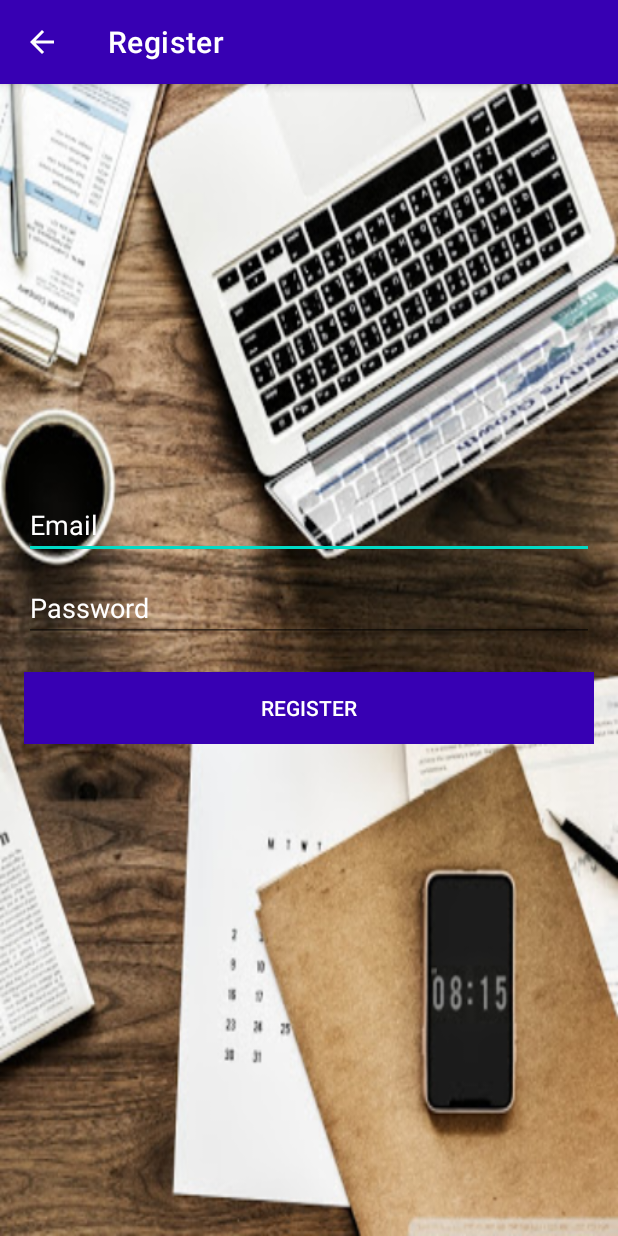
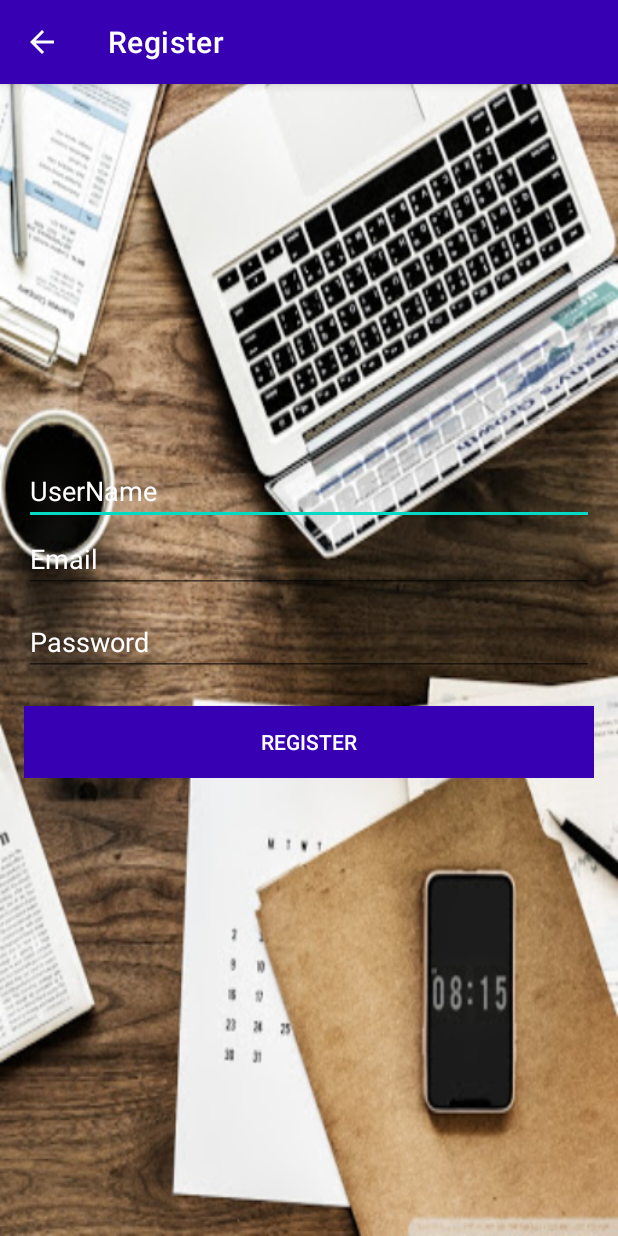
Before and after one commit to Karibayasmin/ChatAppLikeWhatsApp, an Android app: the RegisterActivity screen opened directly, with no data from a screen before it, on a phone screen of 412 x 824 dp. Run offline under Robolectric (Android 15) with nearby library versions, the phone set to English and light mode, and no system bars; our stand-ins replace Firebase (no records; nobody signed in at launch, a user with empty details on screens opened directly).

Commit message:
Added Registration, Login, Logout functionality with firebase realtime database

```diff
--- a/app/build.gradle
+++ b/app/build.gradle
@@ -60,6 +60,9 @@ dependencies {
     implementation 'com.squareup.retrofit2:retrofit:2.3.0'
     implementation 'com.squareup.retrofit2:converter-gson:2.3.0'
 
+    implementation platform('com.google.firebase:firebase-bom:26.3.0')
+    implementation 'com.google.firebase:firebase-database-ktx'
+
 }
 
 apply plugin: 'com.google.gms.google-services'
--- a/app/src/main/res/layout/activity_register.xml
+++ b/app/src/main/res/layout/activity_register.xml
@@ -35,6 +35,15 @@
         android:layout_centerInParent="true">
 
         <androidx.appcompat.widget.AppCompatEditText
+            android:id="@+id/editText_userName"
+            android:layout_width="match_parent"
+            android:layout_height="wrap_content"
+            android:inputType="text"
+            android:hint="UserName"
+            android:textColor="@color/white"
+            android:textColorHint="@color/white"/>
+
+        <androidx.appcompat.widget.AppCompatEditText
             android:id="@+id/editText_email"
             android:layout_width="match_parent"
             android:layout_height="wrap_content"
--- a/app/src/main/res/menu/menu_main.xml
+++ b/app/src/main/res/menu/menu_main.xml
@@ -3,8 +3,8 @@
     xmlns:tools="http://schemas.android.com/tools"
     tools:context="com.kariba.chatapplikewhatsapp.MainActivity">
     <item
-        android:id="@+id/action_settings"
+        android:id="@+id/action_logout"
         android:orderInCategory="100"
-        android:title="@string/action_settings"
+        android:title="@string/logout"
         app:showAsAction="never" />
 </menu>
--- a/app/src/main/res/values/strings.xml
+++ b/app/src/main/res/values/strings.xml
@@ -13,4 +13,14 @@
     <string name="test">test</string>
     <!-- TODO: Remove or change this placeholder text -->
     <string name="hello_blank_fragment">Hello blank fragment</string>
+
+    <!--Common String-->
+    <string name="please_enter_username">Please Enter User Name</string>
+    <string name="please_enter_email">Please Enter Email</string>
+    <string name="please_enter_password">Please Enter Password</string>
+    <string name="error_message">Error massage</string>
+
+    <!--LogoutActivity-->
+    <string name="logout">Logout</string>
+
 </resources>
```
Also changed, not shown: app/src/main/java/com/kariba/chatapplikewhatsapp/LoginActivity.kt (+41 -0 lines), app/src/main/java/com/kariba/chatapplikewhatsapp/MainActivity.kt (+16 -3 lines), app/src/main/java/com/kariba/chatapplikewhatsapp/RegisterActivity.kt (+66 -0 lines), app/src/main/res/drawable/cover.jpg (added), app/src/main/res/drawable/profile.png (added).
